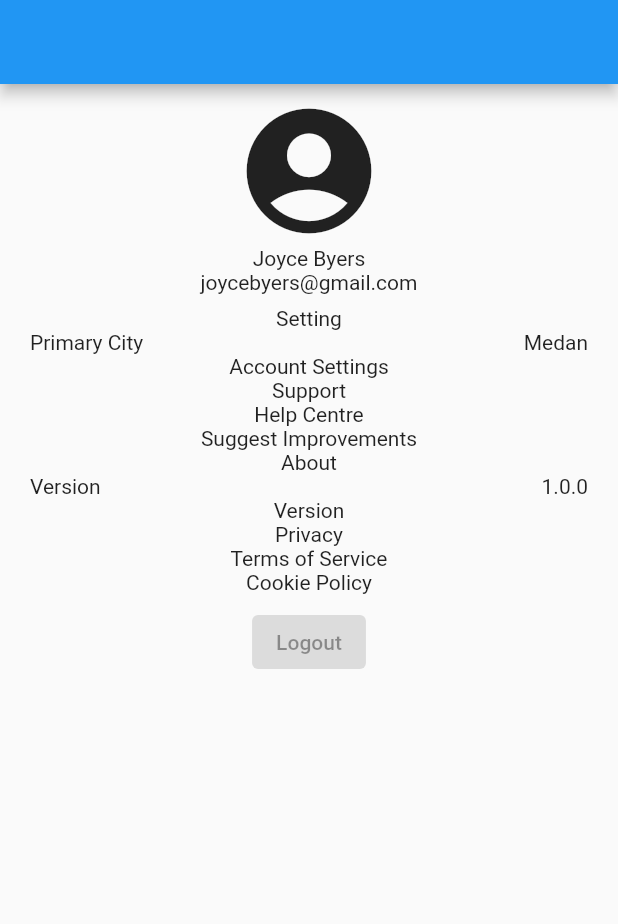
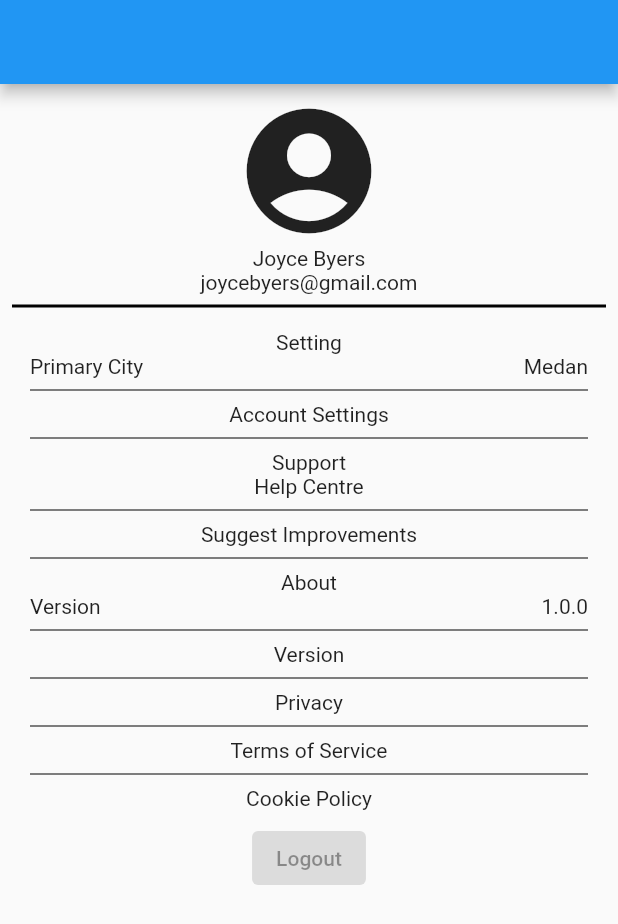
Before and after one commit to JuliusKosman/TheChindos-eventera, a Flutter app: the screen it shows after launch, on a phone screen of 412 x 824 dp. Shown: the top 924 px of the screen. Run offline on Flutter 3.47's test engine with Material 2 defaults, Android fonts, the light colour scheme and no system bars.

Commit message:
Menambahkan divider.

```diff
--- a/lib/myacc.dart
+++ b/lib/myacc.dart
@@ -28,7 +28,10 @@ class _MyWidgetState extends State<MyAccInfo> {
                   ),
                   Text("Joyce Byers"),
                   Text("joycebyers@gmail.com"),
-
+                  Divider(
+                    color: Colors.black,
+                    thickness: 2,
+                  ),
                 ],
               ),
             ),
@@ -46,16 +49,24 @@ class _MyWidgetState extends State<MyAccInfo> {
                       Text("Medan")
                     ],
                   ),
-
+                  Divider(
+                    color: Colors.black,
+                  ),
                   Text("Account Settings"),
-
+                  Divider(
+                    color: Colors.black,
+                  ),
 
                   Text("Support"),
 
                   Text("Help Centre"),
-
+                  Divider(
+                    color: Colors.black,
+                  ),
                   Text("Suggest Improvements"),
-
+                  Divider(
+                    color: Colors.black,
+                  ),
 
                   Text("About"),
 
@@ -63,13 +74,21 @@ class _MyWidgetState extends State<MyAccInfo> {
                     mainAxisAlignment: MainAxisAlignment.center,
                     children: [Expanded(child: Text("Version")), Text("1.0.0")],
                   ),
-
+                  Divider(
+                    color: Colors.black,
+                  ),
                   Text("Version"),
-
+                  Divider(
+                    color: Colors.black,
+                  ),
                   Text("Privacy"),
-
+                  Divider(
+                    color: Colors.black,
+                  ),
                   Text("Terms of Service"),
-
+                  Divider(
+                    color: Colors.black,
+                  ),
                   Text("Cookie Policy"),
 
 
```
